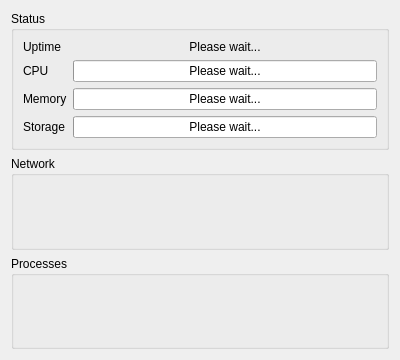
Old version of the form src/brickv/plugin_system/plugins/red/ui/red_tab_overview.ui in the repository Tinkerforge/brickv.
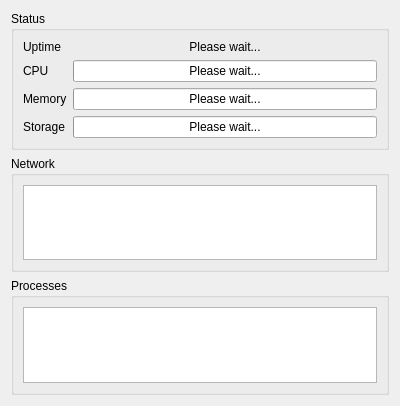
New version of the form.

Commit message: red-brick: Added network transfer rate display on overview tab

Diff of the .ui file:
```diff
--- a/src/brickv/plugin_system/plugins/red/ui/red_tab_overview.ui
+++ b/src/brickv/plugin_system/plugins/red/ui/red_tab_overview.ui
@@ -7,7 +7,7 @@
     <x>0</x>
     <y>0</y>
     <width>400</width>
-    <height>360</height>
+    <height>406</height>
    </rect>
   </property>
   <property name="windowTitle">
@@ -100,7 +100,15 @@
      <property name="title">
       <string>Network</string>
      </property>
-     <layout class="QGridLayout" name="gridLayout_2"/>
+     <layout class="QGridLayout" name="gridLayout_2">
+      <item row="0" column="0">
+       <widget class="QTableView" name="tview_nic">
+        <property name="editTriggers">
+         <set>QAbstractItemView::NoEditTriggers</set>
+        </property>
+       </widget>
+      </item>
+     </layout>
     </widget>
    </item>
    <item row="3" column="0" colspan="2">
@@ -108,6 +116,15 @@
      <property name="title">
       <string>Processes</string>
      </property>
+     <layout class="QGridLayout" name="gridLayout_3">
+      <item row="0" column="0">
+       <widget class="QTableView" name="tview_processes">
+        <property name="editTriggers">
+         <set>QAbstractItemView::NoEditTriggers</set>
+        </property>
+       </widget>
+      </item>
+     </layout>
     </widget>
    </item>
   </layout>
```
The commit also changes 6 other files.
